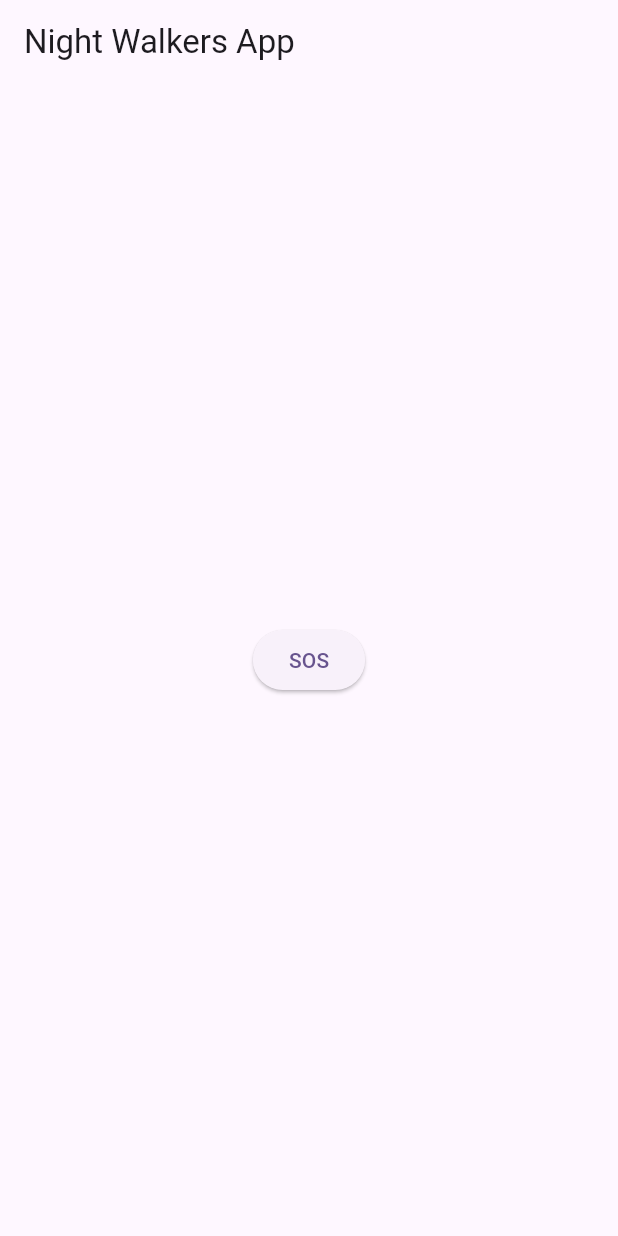
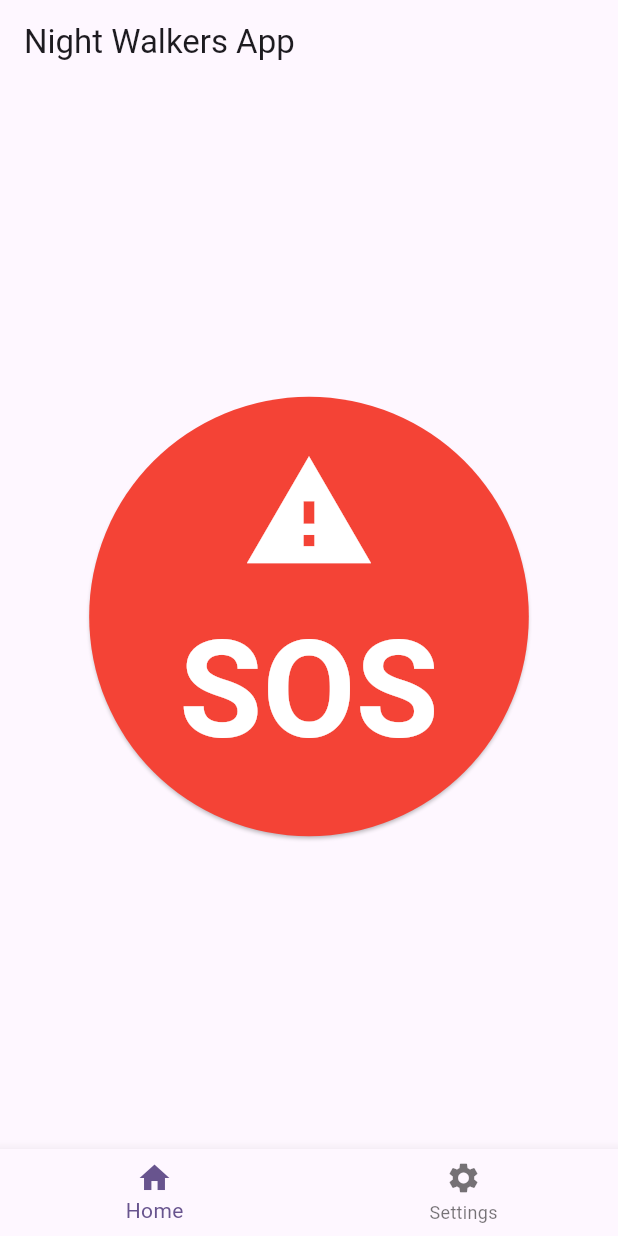
Before and after one commit to Durwen21/Night_Walkers_App, a Flutter app: the screen it shows after launch, after a tap on "SOS", on a phone screen of 412 x 824 dp. Run offline on Flutter 3.47's test engine with Material 3 defaults, Android fonts, the phone set to English and light mode, and no system bars.

Commit message:
The most basic component done

```diff
--- a/lib/main.dart
+++ b/lib/main.dart
@@ -12,6 +12,7 @@ class MyApp extends StatelessWidget {
   Widget build(BuildContext context) {
     return MaterialApp(
       title: 'Night Walkers App',
+       debugShowCheckedModeBanner: false,
       theme: ThemeData(
         colorScheme: ColorScheme.fromSeed(seedColor: Colors.deepPurple),
       ),
--- a/lib/screens/homescreen.dart
+++ b/lib/screens/homescreen.dart
@@ -1,17 +1,51 @@
 import 'package:flutter/material.dart';
 import 'package:night_walkers_app/widgets/panic_button.dart';
+import 'package:night_walkers_app/screens/settings_screen.dart';
 
-class HomeScreen extends StatelessWidget {
+class HomeScreen extends StatefulWidget {
   const HomeScreen({super.key});
+
+  @override
+  State<HomeScreen> createState() => _HomeScreenState();
+}
+
+class _HomeScreenState extends State<HomeScreen> {
+  int _selectedIndex = 0;
+
+  static const List<Widget> _screens = <Widget>[
+    Center(child: PanicButton()),
+    SettingsScreen(),
+  ];
+
+  void _onItemTapped(int index) {
+    setState(() {
+      _selectedIndex = index;
+    });
+  }
 
   @override
   Widget build(BuildContext context) {
     return Scaffold(
       appBar: AppBar(
-        title: const Text('Night Walkers App'),
+        title: _selectedIndex == 0
+          ? const Text('Night Walkers App')
+          : null,
+
       ),
-      body: Center(
-        child: PanicButton(),
+      body: _screens[_selectedIndex],
+      bottomNavigationBar: BottomNavigationBar(
+        currentIndex: _selectedIndex,
+        onTap: _onItemTapped,
+        items: const [
+          BottomNavigationBarItem(
+            icon: Icon(Icons.home),
+            label: 'Home',
+          ),
+          BottomNavigationBarItem(
+            icon: Icon(Icons.settings),
+            label: 'Settings',
+          ),
+        ],
       ),
     );
   }
--- a/lib/screens/settings_screen.dart
+++ b/lib/screens/settings_screen.dart
@@ -0,0 +1,13 @@
+import 'package:flutter/material.dart';
+
+class SettingsScreen extends StatelessWidget {
+  const SettingsScreen({super.key});
+
+  @override
+  Widget build(BuildContext context) {
+    return Scaffold(
+      appBar: AppBar(title: const Text('Settings')),
+      body: const Center(child: Text('Settings go here')),
+    );
+  }
+}
--- a/lib/widgets/panic_button.dart
+++ b/lib/widgets/panic_button.dart
@@ -1,13 +1,37 @@
 import 'package:flutter/material.dart';
 
 class PanicButton extends StatelessWidget {
+  const PanicButton({super.key});
+
   @override
   Widget build(BuildContext context) {
     return ElevatedButton(
+      style: ElevatedButton.styleFrom(
+        shape: const CircleBorder(), backgroundColor: Colors.red,
+        padding: const EdgeInsets.all(60),
+      ),
       onPressed: () {
         // Trigger SOS functionality
       },
-      child: const Text('SOS'),
+      child: Column(
+        mainAxisSize: MainAxisSize.min,
+        children: [
+          const Icon(
+            Icons.warning,
+            color: Colors.white,
+            size: 90,
+          ),
+          const SizedBox(height: 10),
+          const Text(
+            'SOS',
+            style: TextStyle(
+              color: Colors.white,
+              fontSize: 90,
+              fontWeight: FontWeight.bold,
+            ),
+          ),
+        ],
+      ),
     );
   }
 }
--- a/pubspec.yaml
+++ b/pubspec.yaml
@@ -34,7 +34,7 @@ dependencies:
   torch_light: ^1.1.0
   audioplayers: ^5.2.0
   permission_handler: ^11.3.0
-  flutter_sms: ^2.3.2
+
 
   # The following adds the Cupertino Icons font to your application.
   # Use with the CupertinoIcons class for iOS style icons.
```
Also changed, not shown: pubspec.lock, 6 other files.
